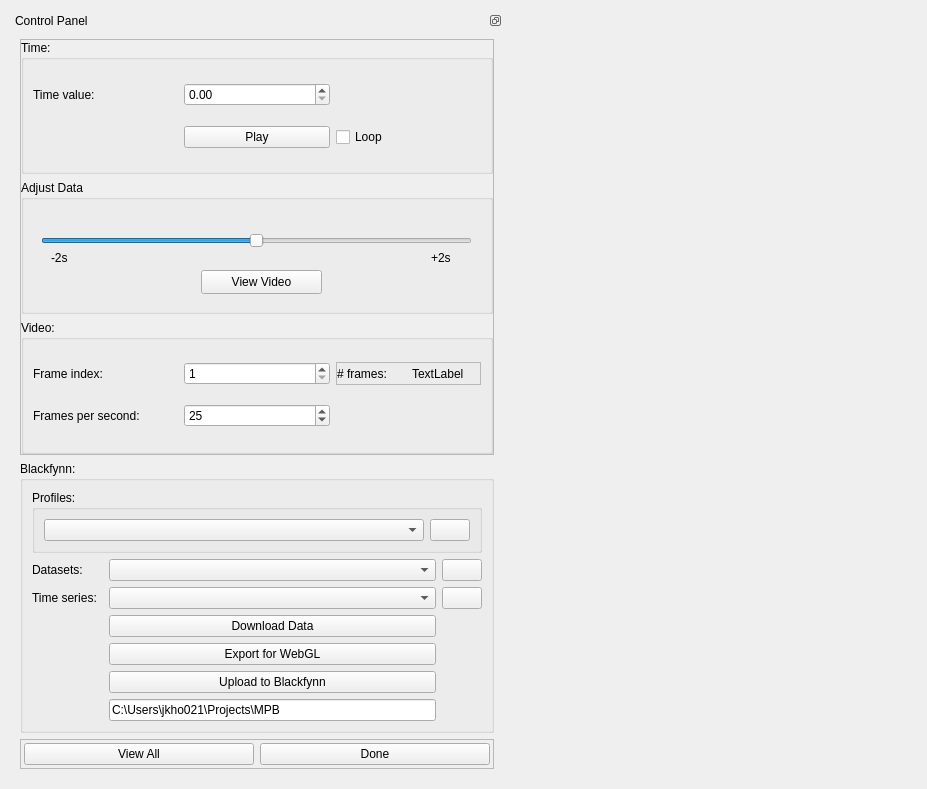
This is mapclientplugins/ecgstep/qt/ecgwidget.ui in Tehsurfer/mapclientplugins.ecgstep as Qt 5 draws it before an edit. The edited form follows.
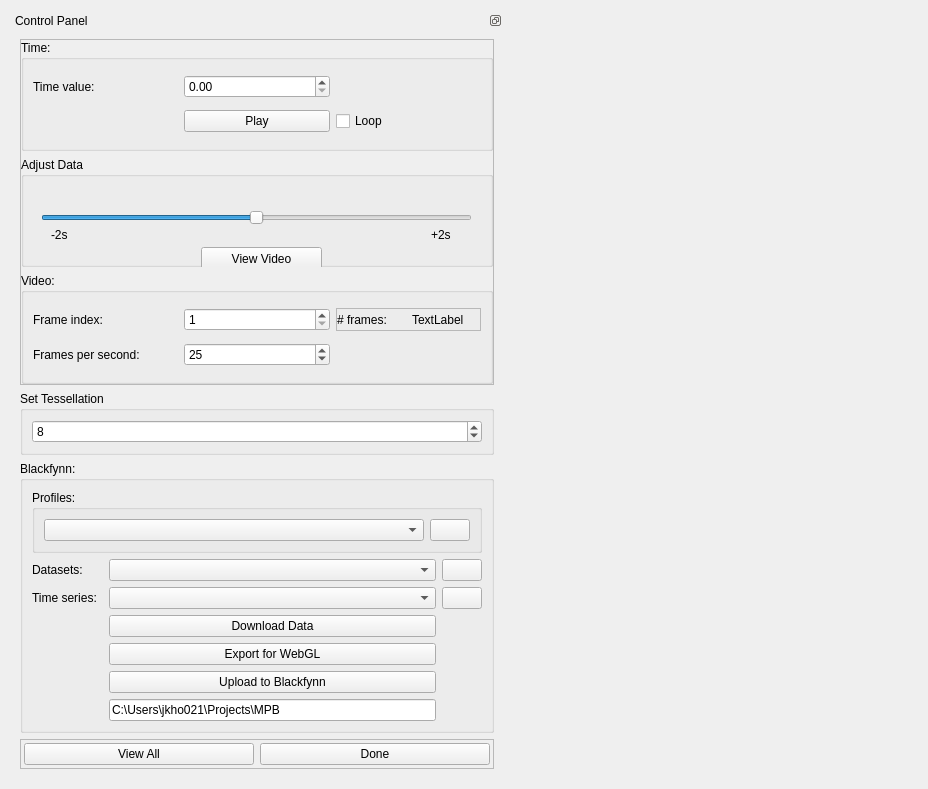
This is the edited form. Icons and pictures are not drawn. Custom widgets are drawn as their Qt base class.

Commit message: Added a option to adjust tessellation for rendering and exports

The edit to the form file:
```diff
--- a/mapclientplugins/ecgstep/qt/ecgwidget.ui
+++ b/mapclientplugins/ecgstep/qt/ecgwidget.ui
@@ -6,7 +6,7 @@
    <rect>
     <x>0</x>
     <y>0</y>
-    <width>927</width>
+    <width>928</width>
     <height>789</height>
    </rect>
   </property>
@@ -77,7 +77,7 @@
             <x>0</x>
             <y>0</y>
             <width>472</width>
-            <height>409</height>
+            <height>364</height>
            </rect>
           </property>
           <property name="sizePolicy">
@@ -318,6 +318,28 @@
          </widget>
         </widget>
        </item>
+       <item>
+        <widget class="QGroupBox" name="tessellationBox">
+         <property name="title">
+          <string>Set Tessellation</string>
+         </property>
+         <layout class="QHBoxLayout" name="horizontalLayout">
+          <item>
+           <widget class="QSpinBox" name="tessellation_spinBox">
+            <property name="minimum">
+             <number>1</number>
+            </property>
+            <property name="maximum">
+             <number>24</number>
+            </property>
+            <property name="value">
+             <number>8</number>
+            </property>
+           </widget>
+          </item>
+         </layout>
+        </widget>
+       </item>
        <item>
         <widget class="QGroupBox" name="blackfynn_groupBox">
          <property name="title">
```
Left out of the diff: 177 changed lines with no effect on the pictures. The commit also changes 3 other files.
